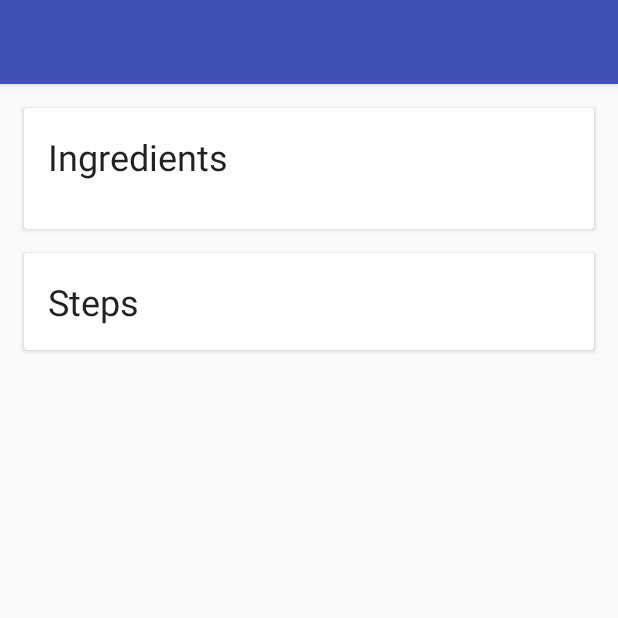
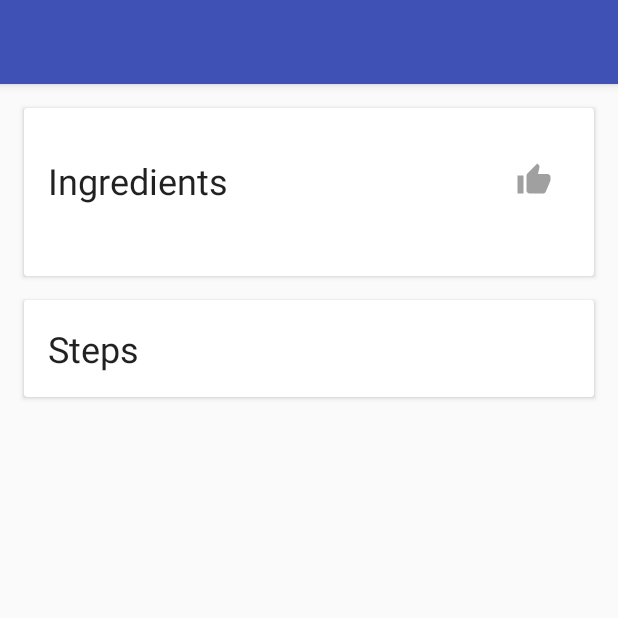
Before and after one commit to IAmShaarawy/BakingApp, an Android app: the RecipeActivity screen opened directly, with no data from a screen before it, on a phone screen of 412 x 824 dp, the top half of it. Run offline under Robolectric (Android 15) with nearby library versions, the light colour scheme and no system bars; 3 statements that could not run were skipped.

Commit message:
feat: Like button

```diff
--- a/app/src/main/java/net/elshaarawy/bakingapp/Activities/MainActivity.java
+++ b/app/src/main/java/net/elshaarawy/bakingapp/Activities/MainActivity.java
@@ -243,7 +243,7 @@ public class MainActivity extends AppCompatActivity implements LoaderManager.Loa
             mStepEntities.clear();
             mStepEntities.addAll(stepEntities);
 
-            RecipeActivity.starMe(this,mCurrentTitle,mIngredientEntities,mStepEntities);
+            RecipeActivity.starMe(this,mCurrentItemId,mCurrentTitle,mIngredientEntities,mStepEntities);
         }
     }
 
--- a/app/src/main/java/net/elshaarawy/bakingapp/Activities/RecipeActivity.java
+++ b/app/src/main/java/net/elshaarawy/bakingapp/Activities/RecipeActivity.java
@@ -18,11 +18,12 @@ public class RecipeActivity extends AppCompatActivity implements RecipeFragment.
 
     private static final String EXTRA_INGREDIENTS = "extra_ingredients";
     private static final String EXTRA_STEPS = "extra_steps";
-    private static final String FRAGMENT_TAG = "fragment_tag";
     private static final String EXTRA_TITLE = "extra_title";
+    private static final String EXTRA_ID = "extra_liked";
 
     private List<IngredientEntity> mIngredientEntities;
     private List<StepEntity> mStepEntities;
+    private String itemId;
 
     @Override
     protected void onCreate(Bundle savedInstanceState) {
@@ -32,18 +33,19 @@ public class RecipeActivity extends AppCompatActivity implements RecipeFragment.
         Intent intent = getIntent();
         mIngredientEntities = intent.getParcelableArrayListExtra(EXTRA_INGREDIENTS);
         mStepEntities = intent.getParcelableArrayListExtra(EXTRA_STEPS);
+        itemId  = intent.getStringExtra(EXTRA_ID);
         getSupportActionBar().setTitle(intent.getStringExtra(EXTRA_TITLE));
 
         if (findViewById(R.id.recipe_portrait) != null) {
             RecipeFragment.attachMe(getSupportFragmentManager(),
                     R.id.recipe_portrait,
                     mIngredientEntities,
-                    mStepEntities, this,false);
+                    mStepEntities, this,false,itemId);
         } else if (findViewById(R.id.recipe_land) != null) {
             RecipeFragment.attachMe(getSupportFragmentManager(),
                     R.id.recipe_land_master,
                     mIngredientEntities,
-                    mStepEntities, this,true);
+                    mStepEntities, this,true,itemId);
             StepFragment.attachMe(getSupportFragmentManager(),
                     R.id.recipe_land_detail,
                     mStepEntities.get(0));
@@ -51,7 +53,7 @@ public class RecipeActivity extends AppCompatActivity implements RecipeFragment.
             RecipeFragment.attachMe(getSupportFragmentManager(),
                     R.id.recipe_xl_master,
                     mIngredientEntities,
-                    mStepEntities, this,true);
+                    mStepEntities, this,true,itemId);
             StepFragment.attachMe(getSupportFragmentManager(),
                     R.id.recipe_xl_detail,
                     mStepEntities.get(0));
@@ -75,11 +77,14 @@ public class RecipeActivity extends AppCompatActivity implements RecipeFragment.
         }
     }
 
-    public static void starMe(Context context, String recipeTitle, List<IngredientEntity> ingredientEntities, List<StepEntity> stepEntities) {
+    public static void starMe(Context context,String itemId ,String recipeTitle,
+                              List<IngredientEntity> ingredientEntities,
+                              List<StepEntity> stepEntities) {
         Intent intent = new Intent(context, RecipeActivity.class);
         intent.putExtra(EXTRA_TITLE, recipeTitle);
         intent.putParcelableArrayListExtra(EXTRA_INGREDIENTS, (ArrayList) ingredientEntities);
         intent.putParcelableArrayListExtra(EXTRA_STEPS, (ArrayList) stepEntities);
+        intent.putExtra(EXTRA_ID,itemId);
         context.startActivity(intent);
     }
 
--- a/app/src/main/java/net/elshaarawy/bakingapp/Fragments/RecipeFragment.java
+++ b/app/src/main/java/net/elshaarawy/bakingapp/Fragments/RecipeFragment.java
@@ -1,7 +1,6 @@
 package net.elshaarawy.bakingapp.Fragments;
 
 import android.os.Bundle;
-import android.os.Parcelable;
 import android.support.annotation.Nullable;
 import android.support.v4.app.Fragment;
 import android.support.v4.app.FragmentManager;
@@ -11,26 +10,31 @@ import android.support.v7.widget.RecyclerView;
 import android.view.LayoutInflater;
 import android.view.View;
 import android.view.ViewGroup;
+import android.widget.ImageButton;
 
 import net.elshaarawy.bakingapp.Adapter.IngredientsAdapter;
 import net.elshaarawy.bakingapp.Adapter.StepsAdapter;
 import net.elshaarawy.bakingapp.Data.Entities.IngredientEntity;
 import net.elshaarawy.bakingapp.Data.Entities.StepEntity;
 import net.elshaarawy.bakingapp.R;
+import net.elshaarawy.bakingapp.Utils.PreferenceUtil;
 
 import java.util.ArrayList;
 import java.util.List;
+
+import static net.elshaarawy.bakingapp.Utils.PreferenceUtil.DefaultKeys;
 
 /**
  * Created by elshaarawy on 19-May-17.
  */
 
-public class RecipeFragment extends Fragment implements StepsAdapter.StepItemClickListener {
+public class RecipeFragment extends Fragment implements StepsAdapter.StepItemClickListener, View.OnClickListener {
 
     private static final String EXTRA_INGREDIENTS = "extra_ingredients";
     private static final String EXTRA_STEPS = "extra_steps";
     private static final String EXTRA_LISTENER = "extra_listener";
     private static final String EXTRA_HAS_INDICATOR = "extra_has_indicator";
+    private static final String EXTRA_ID = "extra_liked";
     private List<IngredientEntity> mIngredientEntities;
     private List<StepEntity> mStepEntities;
     private RecyclerView mIngredientsRv, mStepsRv;
@@ -38,6 +42,9 @@ public class RecipeFragment extends Fragment implements StepsAdapter.StepItemCli
     private StepsAdapter mStepsAdapter;
     private RecipeFragmentCallbacks mRecipeFragmentCallbacks;
     private boolean hasIndicator;
+    private PreferenceUtil mPreferenceUtil;
+    private String itemId;
+    private ImageButton mLike;
 
     public void setmRecipeFragmentCallbacks(RecipeFragmentCallbacks mRecipeFragmentCallbacks) {
         this.mRecipeFragmentCallbacks = mRecipeFragmentCallbacks;
@@ -49,9 +56,12 @@ public class RecipeFragment extends Fragment implements StepsAdapter.StepItemCli
         mIngredientEntities = getArguments().getParcelableArrayList(EXTRA_INGREDIENTS);
         mStepEntities = getArguments().getParcelableArrayList(EXTRA_STEPS);
         hasIndicator = getArguments().getBoolean(EXTRA_HAS_INDICATOR);
-        if (savedInstanceState!=null){
+        itemId = getArguments().getString(EXTRA_ID);
+        if (savedInstanceState != null) {
             mRecipeFragmentCallbacks = savedInstanceState.getParcelable(EXTRA_LISTENER);
         }
+
+        mPreferenceUtil = new PreferenceUtil(getContext(), DefaultKeys.DEFAULT_SHARED_PREFERENCE);
     }
 
     @Nullable
@@ -70,11 +80,28 @@ public class RecipeFragment extends Fragment implements StepsAdapter.StepItemCli
         mStepsRv.addItemDecoration(new DividerItemDecoration(getContext(), DividerItemDecoration.VERTICAL));
         LinearLayoutManager linearLayoutManager1 = new LinearLayoutManager(getContext());
         mStepsRv.setLayoutManager(linearLayoutManager1);
-        mStepsAdapter = new StepsAdapter(mStepEntities,this);
+        mStepsAdapter = new StepsAdapter(mStepEntities, this);
         mStepsAdapter.setHasIndicator(hasIndicator);
         mStepsRv.setAdapter(mStepsAdapter);
 
+        mLike = (ImageButton) view.findViewById(R.id.like);
+        mLike.setOnClickListener(this);
+
+        if (itemId.equals(mPreferenceUtil.getString(DefaultKeys.PREF_IS_DESIRED)))
+            mLike.setImageResource(R.drawable.ic_thumb_up_accent_24dp);
+
         return view;
+    }
+
+    @Override
+    public void onClick(View v) {
+        if (itemId.equals(mPreferenceUtil.getString(DefaultKeys.PREF_IS_DESIRED))) {
+            mLike.setImageResource(R.drawable.ic_thumb_up_gray_24dp);
+            mPreferenceUtil.editValue(DefaultKeys.PREF_IS_DESIRED,"");
+        }else {
+            mLike.setImageResource(R.drawable.ic_thumb_up_accent_24dp);
+            mPreferenceUtil.editValue(DefaultKeys.PREF_IS_DESIRED,itemId);
+        }
     }
 
     @Override
@@ -91,12 +118,14 @@ public class RecipeFragment extends Fragment implements StepsAdapter.StepItemCli
     public static void attachMe(FragmentManager fragmentManager, int layout_container,
                                 List<IngredientEntity> ingredientEntities, List<StepEntity> stepEntities,
                                 RecipeFragmentCallbacks callbacks,
-                                boolean hasIndicator) {
+                                boolean hasIndicator,
+                                String itemId) {
         RecipeFragment recipeFragment = new RecipeFragment();
         Bundle bundle = new Bundle();
         bundle.putParcelableArrayList(EXTRA_INGREDIENTS, (ArrayList) ingredientEntities);
         bundle.putParcelableArrayList(EXTRA_STEPS, (ArrayList) stepEntities);
-        bundle.putBoolean(EXTRA_HAS_INDICATOR,hasIndicator);
+        bundle.putBoolean(EXTRA_HAS_INDICATOR, hasIndicator);
+        bundle.putString(EXTRA_ID, itemId);
         recipeFragment.setArguments(bundle);
         recipeFragment.setmRecipeFragmentCallbacks(callbacks);
         fragmentManager
--- a/app/src/main/java/net/elshaarawy/bakingapp/Utils/PreferenceUtil.java
+++ b/app/src/main/java/net/elshaarawy/bakingapp/Utils/PreferenceUtil.java
@@ -88,6 +88,7 @@ public class PreferenceUtil {
     public static final class DefaultKeys {
         public static final String DEFAULT_SHARED_PREFERENCE = "DefaultPreference";
         public static final String PREF_IS_FIRST_TIME = "isFirstTime";
+        public static final String PREF_IS_DESIRED  = "pref_is_desired";
     }
 
 }
--- a/app/src/main/res/drawable/ic_keyboard_arrow_right_black_24dp.xml
+++ b/app/src/main/res/drawable/ic_keyboard_arrow_left_accent_24dp.xml
@@ -1,4 +1,4 @@
 <?xml version="1.0" encoding="UTF-8" standalone="no"?>
 <vector xmlns:android="http://schemas.android.com/apk/res/android" android:height="24dp" android:viewportHeight="24.0" android:viewportWidth="24.0" android:width="24dp">
-    <path android:fillColor="#FF4081" android:pathData="M8.59,16.34l4.58,-4.59 -4.58,-4.59L10,5.75l6,6 -6,6z"/>
+    <path android:fillColor="#FF4081" android:pathData="M15.41,16.09l-4.58,-4.59 4.58,-4.59L14,5.5l-6,6 6,6z"/>
 </vector>
--- a/app/src/main/res/drawable/ic_keyboard_arrow_left_black_24dp.xml
+++ b/app/src/main/res/drawable/ic_keyboard_arrow_left_black_24dp.xml
@@ -1,4 +1,4 @@
 <?xml version="1.0" encoding="UTF-8" standalone="no"?>
 <vector xmlns:android="http://schemas.android.com/apk/res/android" android:height="24dp" android:viewportHeight="24.0" android:viewportWidth="24.0" android:width="24dp">
-    <path android:fillColor="#FF4081" android:pathData="M15.41,16.09l-4.58,-4.59 4.58,-4.59L14,5.5l-6,6 6,6z"/>
+    <path android:fillColor="#A0A0A0" android:pathData="M15.41,16.09l-4.58,-4.59 4.58,-4.59L14,5.5l-6,6 6,6z"/>
 </vector>
--- /dev/null
+++ b/app/src/main/res/drawable/ic_keyboard_arrow_right_accent_24dp.xml
@@ -0,0 +1,4 @@
+<?xml version="1.0" encoding="UTF-8" standalone="no"?>
+<vector xmlns:android="http://schemas.android.com/apk/res/android" android:height="24dp" android:viewportHeight="24.0" android:viewportWidth="24.0" android:width="24dp">
+    <path android:fillColor="#FF4081" android:pathData="M8.59,16.34l4.58,-4.59 -4.58,-4.59L10,5.75l6,6 -6,6z"/>
+</vector>
--- /dev/null
+++ b/app/src/main/res/drawable/ic_thumb_up_accent_24dp.xml
@@ -0,0 +1,4 @@
+<?xml version="1.0" encoding="UTF-8" standalone="no"?>
+<vector xmlns:android="http://schemas.android.com/apk/res/android" android:height="24dp" android:viewportHeight="24.0" android:viewportWidth="24.0" android:width="24dp">
+    <path android:fillColor="#FF4081" android:pathData="M1,21h4L5,9L1,9v12zM23,10c0,-1.1 -0.9,-2 -2,-2h-6.31l0.95,-4.57 0.03,-0.32c0,-0.41 -0.17,-0.79 -0.44,-1.06L14.17,1 7.59,7.59C7.22,7.95 7,8.45 7,9v10c0,1.1 0.9,2 2,2h9c0.83,0 1.54,-0.5 1.84,-1.22l3.02,-7.05c0.09,-0.23 0.14,-0.47 0.14,-0.73v-1.91l-0.01,-0.01L23,10z"/>
+</vector>
--- /dev/null
+++ b/app/src/main/res/drawable/ic_thumb_up_gray_24dp.xml
@@ -0,0 +1,4 @@
+<?xml version="1.0" encoding="UTF-8" standalone="no"?>
+<vector xmlns:android="http://schemas.android.com/apk/res/android" android:height="24dp" android:viewportHeight="24.0" android:viewportWidth="24.0" android:width="24dp">
+    <path android:fillColor="#A0A0A0" android:pathData="M1,21h4L5,9L1,9v12zM23,10c0,-1.1 -0.9,-2 -2,-2h-6.31l0.95,-4.57 0.03,-0.32c0,-0.41 -0.17,-0.79 -0.44,-1.06L14.17,1 7.59,7.59C7.22,7.95 7,8.45 7,9v10c0,1.1 0.9,2 2,2h9c0.83,0 1.54,-0.5 1.84,-1.22l3.02,-7.05c0.09,-0.23 0.14,-0.47 0.14,-0.73v-1.91l-0.01,-0.01L23,10z"/>
+</vector>
--- a/app/src/main/res/layout/activity_step.xml
+++ b/app/src/main/res/layout/activity_step.xml
@@ -40,7 +40,7 @@
             app:layout_constraintLeft_toLeftOf="parent"
             app:layout_constraintRight_toRightOf="parent"
             app:layout_constraintTop_toTopOf="parent"
-            app:srcCompat="@drawable/ic_keyboard_arrow_left_black_24dp" />
+            app:srcCompat="@drawable/ic_keyboard_arrow_left_accent_24dp" />
 
         <ImageButton
             android:id="@+id/step_forward"
@@ -52,7 +52,7 @@
             app:layout_constraintLeft_toLeftOf="parent"
             app:layout_constraintRight_toRightOf="parent"
             app:layout_constraintTop_toTopOf="parent"
-            app:srcCompat="@drawable/ic_keyboard_arrow_right_black_24dp" />
+            app:srcCompat="@drawable/ic_keyboard_arrow_right_accent_24dp" />
     </android.support.constraint.ConstraintLayout>
 
     <FrameLayout
--- a/app/src/main/res/layout/fragment_recipe.xml
+++ b/app/src/main/res/layout/fragment_recipe.xml
@@ -1,5 +1,7 @@
 <?xml version="1.0" encoding="utf-8"?>
 <ScrollView xmlns:android="http://schemas.android.com/apk/res/android"
+    xmlns:app="http://schemas.android.com/apk/res-auto"
+    xmlns:tools="http://schemas.android.com/tools"
     android:layout_width="match_parent"
     android:layout_height="match_parent"
     android:nestedScrollingEnabled="true">
@@ -21,14 +23,45 @@
                 android:layout_height="match_parent"
                 android:orientation="vertical">
 
-                <TextView
-                    android:layout_width="wrap_content"
+                <android.support.constraint.ConstraintLayout
+                    android:layout_width="match_parent"
                     android:layout_height="wrap_content"
                     android:layout_marginLeft="16dp"
-                    android:layout_marginTop="16dp"
-                    android:text="Ingredients"
-                    android:textColor="@color/colorTextHeader"
-                    android:textSize="24sp" />
+                    android:layout_marginRight="16dp"
+                    android:layout_marginTop="16dp">
+                    <TextView
+                        android:layout_width="wrap_content"
+                        android:layout_height="wrap_content"
+                        android:text="Ingredients"
+                        android:textColor="@color/colorTextHeader"
+                        android:textSize="24sp"
+                        android:id="@+id/textView"
+                        android:layout_marginRight="8dp"
+                        app:layout_constraintRight_toRightOf="@+id/like"
+                        android:layout_marginLeft="0dp"
+                        app:layout_constraintLeft_toLeftOf="parent"
+                        app:layout_constraintHorizontal_bias="0.0"
+                        app:layout_constraintBottom_toBottomOf="parent"
+                        android:layout_marginBottom="8dp"
+                        app:layout_constraintTop_toTopOf="parent"
+                        android:layout_marginTop="8dp" />
+                    <ImageButton
+                        android:layout_width="wrap_content"
+                        android:layout_height="wrap_content"
+                        android:src="@drawable/ic_thumb_up_gray_24dp"
+                        android:layout_gravity="left"
+                        android:layout_marginRight="0dp"
+                        app:layout_constraintRight_toRightOf="parent"
+                        android:layout_marginLeft="8dp"
+                        app:layout_constraintLeft_toLeftOf="@+id/textView"
+                        app:layout_constraintHorizontal_bias="1.0"
+                        android:id="@+id/like"
+                        style="?android:attr/actionButtonStyle"
+                        app:layout_constraintBottom_toBottomOf="parent"
+                        android:layout_marginBottom="8dp"
+                        app:layout_constraintTop_toTopOf="parent"
+                        android:layout_marginTop="8dp" />
+                </android.support.constraint.ConstraintLayout>
 
                 <android.support.v7.widget.RecyclerView
                     android:id="@+id/recipe_ingredients_RV"
```
Also changed, not shown: app/src/main/java/net/elshaarawy/bakingapp/Activities/StepActivity.java (+11 -2 lines).
